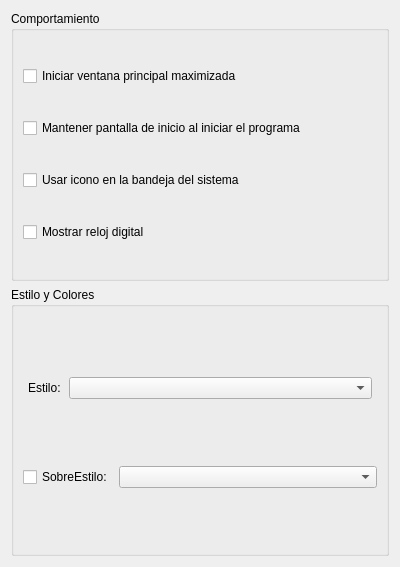
The window that trunk/src/FPrefGeneral.ui (chungote/gestotux) describes before a commit, drawn with Qt 5.
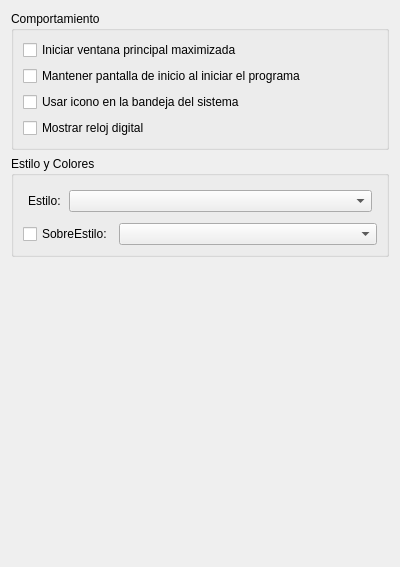
The same window after the commit.

The edit to the form file:
```diff
--- a/trunk/src/FPrefGeneral.ui
+++ b/trunk/src/FPrefGeneral.ui
@@ -137,6 +137,19 @@
      </layout>
     </widget>
    </item>
+   <item>
+    <spacer name="verticalSpacer">
+     <property name="orientation">
+      <enum>Qt::Vertical</enum>
+     </property>
+     <property name="sizeHint" stdset="0">
+      <size>
+       <width>20</width>
+       <height>40</height>
+      </size>
+     </property>
+    </spacer>
+   </item>
   </layout>
  </widget>
  <resources>
```
Left out of the diff: 111 changed lines with no effect on the pictures.
